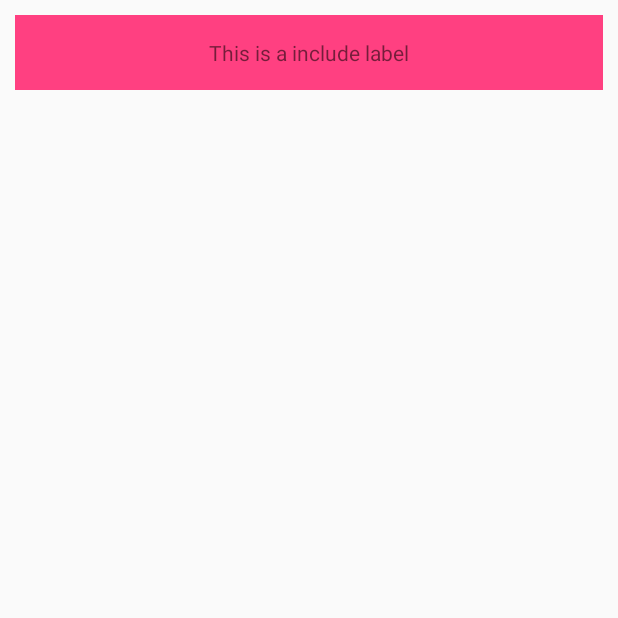
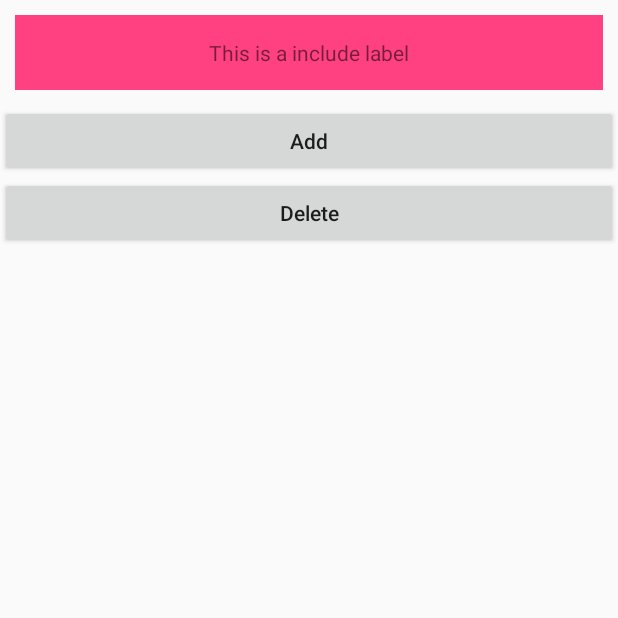
Before and after one commit to DysaniazzZ/ArtOfAndroid, an Android app: the screen it shows after launch (MainActivity), on a phone screen of 412 x 824 dp, the top half of it. Run offline under Robolectric (Android 15) with nearby library versions, the phone set to English and light mode, and no system bars.

Commit message:
chapter15: the usage of merge label

```diff
--- a/chapter15/src/main/res/layout/activity_main.xml
+++ b/chapter15/src/main/res/layout/activity_main.xml
@@ -16,4 +16,7 @@
     android:layout_height="50dp"
     android:layout_margin="10dp"/>
 
+  <include
+    layout="@layout/item_merge_layout"/>
+
 </LinearLayout>
--- /dev/null
+++ b/chapter15/src/main/res/layout/item_merge_layout.xml
@@ -0,0 +1,18 @@
+<?xml version="1.0" encoding="utf-8"?>
+<!--merge主要是和include联合使用，用来消除多余的布局层级-->
+<!--例如：父布局和子布局根元素都是LinearLayout，而且orientation都一样，这时候子布局的根元素LinearLayout就是多余的-->
+<merge xmlns:android="http://schemas.android.com/apk/res/android">
+
+  <Button
+    android:layout_width="match_parent"
+    android:layout_height="wrap_content"
+    android:text="Add"
+    android:textAllCaps="false"/>
+
+  <Button
+    android:layout_width="match_parent"
+    android:layout_height="wrap_content"
+    android:text="Delete"
+    android:textAllCaps="false"/>
+
+</merge>
```
